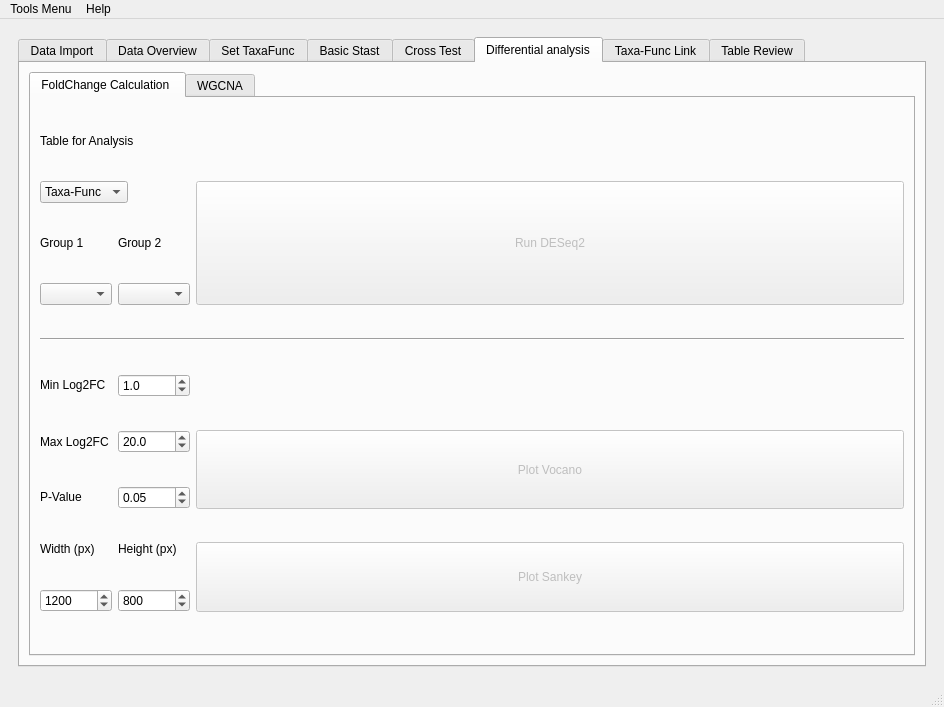
Above: utils/MetaX_GUI/MainWindow.ui from byemaxx/MetaX before the change. Below: the same form after it.
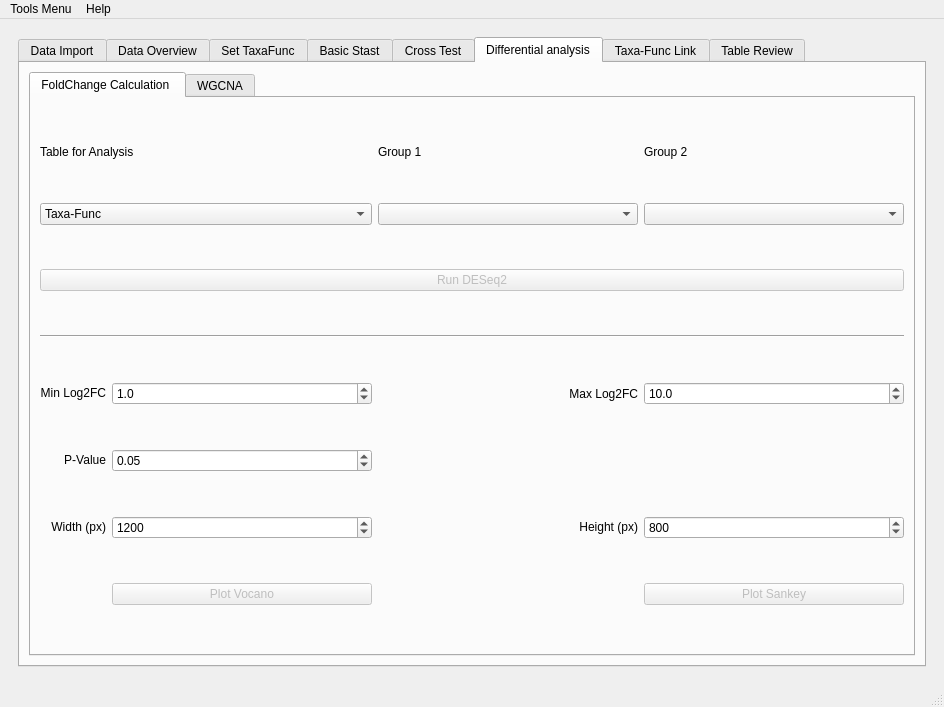
That is the form after the change. The open tabs and pages were chosen to show the change.

Commit message:
modified:   utils/GUI.py     change the data overview layout and add the function of data overview 	modified:   utils/taxaFuncPloter/sankey_plot.py     add Ultra-up and Ultra-down
	modified:   utils/taxaFuncPloter/volcano_plot_js.py
    add Ultra-up and Ultra-down

```diff
--- a/utils/MetaX_GUI/MainWindow.ui
+++ b/utils/MetaX_GUI/MainWindow.ui
@@ -1658,20 +1658,100 @@
                 <string>FoldChange Calculation </string>
                </attribute>
                <layout class="QGridLayout" name="gridLayout_16">
-                <item row="7" column="0">
-                 <widget class="QLabel" name="label_14">
+                <item row="5" column="0" colspan="4">
+                 <widget class="Line" name="line">
+                  <property name="orientation">
+                   <enum>Qt::Horizontal</enum>
+                  </property>
+                 </widget>
+                </item>
+                <item row="1" column="0" colspan="2">
+                 <widget class="QComboBox" name="comboBox_table_for_deseq2">
                   <property name="sizePolicy">
                    <sizepolicy hsizetype="Preferred" vsizetype="Fixed">
                     <horstretch>0</horstretch>
                     <verstretch>0</verstretch>
                    </sizepolicy>
                   </property>
+                  <item>
+                   <property name="text">
+                    <string>Taxa-Func</string>
+                   </property>
+                  </item>
+                  <item>
+                   <property name="text">
+                    <string>Taxa</string>
+                   </property>
+                  </item>
+                  <item>
+                   <property name="text">
+                    <string>Function</string>
+                   </property>
+                  </item>
+                 </widget>
+                </item>
+                <item row="2" column="0" colspan="4">
+                 <widget class="QPushButton" name="pushButton_deseq2">
+                  <property name="enabled">
+                   <bool>false</bool>
+                  </property>
+                  <property name="sizePolicy">
+                   <sizepolicy hsizetype="Preferred" vsizetype="Fixed">
+                    <horstretch>0</horstretch>
+                    <verstretch>0</verstretch>
+                   </sizepolicy>
+                  </property>
+                  <property name="minimumSize">
+                   <size>
+                    <width>33</width>
+                    <height>0</height>
+                   </size>
+                  </property>
+                  <property name="maximumSize">
+                   <size>
+                    <width>16777215</width>
+                    <height>16777215</height>
+                   </size>
+                  </property>
                   <property name="text">
-                   <string>P-Value</string>
+                   <string>Run DESeq2</string>
                   </property>
                  </widget>
                 </item>
-                <item row="5" column="0">
+                <item row="0" column="2">
+                 <widget class="QLabel" name="label_2">
+                  <property name="sizePolicy">
+                   <sizepolicy hsizetype="Preferred" vsizetype="Fixed">
+                    <horstretch>0</horstretch>
+                    <verstretch>0</verstretch>
+                   </sizepolicy>
+                  </property>
+                  <property name="text">
+                   <string>Group 1</string>
+                  </property>
+                 </widget>
+                </item>
+                <item row="0" column="3">
+                 <widget class="QLabel" name="label_3">
+                  <property name="text">
+                   <string>Group 2</string>
+                  </property>
+                 </widget>
+                </item>
+                <item row="1" column="3">
+                 <widget class="QComboBox" name="comboBox_deseq2_group2">
+                  <property name="sizePolicy">
+                   <sizepolicy hsizetype="Preferred" vsizetype="Fixed">
+                    <horstretch>0</horstretch>
+                    <verstretch>0</verstretch>
+                   </sizepolicy>
+                  </property>
+                 </widget>
+                </item>
+                <item row="1" column="2">
+                 <widget class="QComboBox" name="comboBox_deseq2_group1"/>
+                </item>
+                <item row="9" column="0">
                  <widget class="QLabel" name="label_64">
                   <property name="sizePolicy">
                    <sizepolicy hsizetype="Fixed" vsizetype="Fixed">
@@ -1682,63 +1762,8 @@
                   <property name="text">
                    <string>Min Log2FC</string>
                   </property>
-                 </widget>
-                </item>
-                <item row="9" column="0">
-                 <widget class="QSpinBox" name="spinBox_fc_plot_width">
-                  <property name="minimum">
-                   <number>100</number>
-                  </property>
-                  <property name="maximum">
-                   <number>100000</number>
-                  </property>
-                  <property name="singleStep">
-                   <number>50</number>
-                  </property>
-                  <property name="value">
-                   <number>1200</number>
-                  </property>
-                 </widget>
-                </item>
-                <item row="6" column="2" rowspan="2">
-                 <widget class="QPushButton" name="pushButton_deseq2_plot_vocano">
-                  <property name="enabled">
-                   <bool>false</bool>
-                  </property>
-                  <property name="sizePolicy">
-                   <sizepolicy hsizetype="Preferred" vsizetype="Preferred">
-                    <horstretch>0</horstretch>
-                    <verstretch>0</verstretch>
-                   </sizepolicy>
-                  </property>
-                  <property name="text">
-                   <string>Plot Vocano</string>
-                  </property>
-                 </widget>
-                </item>
-                <item row="3" column="1">
-                 <widget class="QComboBox" name="comboBox_deseq2_group2">
-                  <property name="sizePolicy">
-                   <sizepolicy hsizetype="Fixed" vsizetype="Fixed">
-                    <horstretch>0</horstretch>
-                    <verstretch>0</verstretch>
-                   </sizepolicy>
-                  </property>
-                 </widget>
-                </item>
-                <item row="8" column="2" rowspan="2">
-                 <widget class="QPushButton" name="pushButton_deseq2_plot_sankey">
-                  <property name="enabled">
-                   <bool>false</bool>
-                  </property>
-                  <property name="sizePolicy">
-                   <sizepolicy hsizetype="Preferred" vsizetype="Preferred">
-                    <horstretch>0</horstretch>
-                    <verstretch>0</verstretch>
-                   </sizepolicy>
-                  </property>
-                  <property name="text">
-                   <string>Plot Sankey</string>
+                  <property name="alignment">
+                   <set>Qt::AlignRight|Qt::AlignTrailing|Qt::AlignVCenter</set>
                   </property>
                  </widget>
                 </item>
@@ -1755,39 +1780,26 @@
                   </property>
                  </widget>
                 </item>
-                <item row="2" column="0">
-                 <widget class="QLabel" name="label_2">
+                <item row="9" column="1">
+                 <widget class="QDoubleSpinBox" name="doubleSpinBox_deseq2_log2fc_min">
                   <property name="sizePolicy">
                    <sizepolicy hsizetype="Preferred" vsizetype="Fixed">
                     <horstretch>0</horstretch>
                     <verstretch>0</verstretch>
                    </sizepolicy>
                   </property>
-                  <property name="text">
-                   <string>Group 1</string>
+                  <property name="decimals">
+                   <number>1</number>
                   </property>
-                 </widget>
-                </item>
-                <item row="1" column="2" rowspan="3">
-                 <widget class="QPushButton" name="pushButton_deseq2">
-                  <property name="enabled">
-                   <bool>false</bool>
+                  <property name="value">
+                   <double>1.000000000000000</double>
                   </property>
-                  <property name="sizePolicy">
-                   <sizepolicy hsizetype="Preferred" vsizetype="Preferred">
-                    <horstretch>0</horstretch>
-                    <verstretch>0</verstretch>
-                   </sizepolicy>
-                  </property>
-                  <property name="text">
-                   <string>Run DESeq2</string>
-                  </property>
                  </widget>
                 </item>
-                <item row="6" column="0">
+                <item row="9" column="2">
                  <widget class="QLabel" name="label_63">
                   <property name="sizePolicy">
-                   <sizepolicy hsizetype="Fixed" vsizetype="Preferred">
+                   <sizepolicy hsizetype="Preferred" vsizetype="Preferred">
                     <horstretch>0</horstretch>
                     <verstretch>0</verstretch>
                    </sizepolicy>
@@ -1795,60 +1807,12 @@
                   <property name="text">
                    <string>Max Log2FC</string>
                   </property>
-                 </widget>
-                </item>
-                <item row="8" column="0">
-                 <widget class="QLabel" name="label_16">
-                  <property name="sizePolicy">
-                   <sizepolicy hsizetype="Preferred" vsizetype="Fixed">
-                    <horstretch>0</horstretch>
-                    <verstretch>0</verstretch>
-                   </sizepolicy>
+                  <property name="alignment">
+                   <set>Qt::AlignRight|Qt::AlignTrailing|Qt::AlignVCenter</set>
                   </property>
-                  <property name="text">
-                   <string>Width (px)</string>
-                  </property>
                  </widget>
                 </item>
-                <item row="9" column="1">
-                 <widget class="QSpinBox" name="spinBox_fc_plot_height">
-                  <property name="sizePolicy">
-                   <sizepolicy hsizetype="Preferred" vsizetype="Fixed">
-                    <horstretch>0</horstretch>
-                    <verstretch>0</verstretch>
-                   </sizepolicy>
-                  </property>
-                  <property name="minimum">
-                   <number>100</number>
-                  </property>
-                  <property name="maximum">
-                   <number>100000</number>
-                  </property>
-                  <property name="singleStep">
-                   <number>50</number>
-                  </property>
-                  <property name="value">
-                   <number>800</number>
-                  </property>
-                 </widget>
-                </item>
-                <item row="8" column="1">
-                 <widget class="QLabel" name="label_17">
-                  <property name="sizePolicy">
-                   <sizepolicy hsizetype="Preferred" vsizetype="Fixed">
-                    <horstretch>0</horstretch>
-                    <verstretch>0</verstretch>
-                   </sizepolicy>
-                  </property>
-                  <property name="text">
-                   <string>Height (px)</string>
-                  </property>
-                 </widget>
-                </item>
-                <item row="3" column="0">
-                 <widget class="QComboBox" name="comboBox_deseq2_group1"/>
-                </item>
-                <item row="6" column="1">
+                <item row="9" column="3">
                  <widget class="QDoubleSpinBox" name="doubleSpinBox_deseq2_log2fc_max">
                   <property name="sizePolicy">
                    <sizepolicy hsizetype="Preferred" vsizetype="Fixed">
@@ -1860,11 +1824,27 @@
                    <number>1</number>
                   </property>
                   <property name="value">
-                   <double>20.000000000000000</double>
+                   <double>10.000000000000000</double>
                   </property>
                  </widget>
                 </item>
-                <item row="7" column="1">
+                <item row="11" column="0">
+                 <widget class="QLabel" name="label_14">
+                  <property name="sizePolicy">
+                   <sizepolicy hsizetype="Preferred" vsizetype="Fixed">
+                    <horstretch>0</horstretch>
+                    <verstretch>0</verstretch>
+                   </sizepolicy>
+                  </property>
+                  <property name="text">
+                   <string>P-Value</string>
+                  </property>
+                  <property name="alignment">
+                   <set>Qt::AlignRight|Qt::AlignTrailing|Qt::AlignVCenter</set>
+                  </property>
+                 </widget>
+                </item>
+                <item row="11" column="1">
                  <widget class="QDoubleSpinBox" name="doubleSpinBox_deseq2_pvalue">
                   <property name="sizePolicy">
                    <sizepolicy hsizetype="Preferred" vsizetype="Fixed">
@@ -1886,58 +1866,105 @@
                   </property>
                  </widget>
                 </item>
-                <item row="2" column="1">
-                 <widget class="QLabel" name="label_3">
+                <item row="12" column="2">
+                 <widget class="QLabel" name="label_17">
+                  <property name="sizePolicy">
+                   <sizepolicy hsizetype="Preferred" vsizetype="Fixed">
+                    <horstretch>0</horstretch>
+                    <verstretch>0</verstretch>
+                   </sizepolicy>
+                  </property>
                   <property name="text">
-                   <string>Group 2</string>
+                   <string>Height (px)</string>
                   </property>
+                  <property name="alignment">
+                   <set>Qt::AlignRight|Qt::AlignTrailing|Qt::AlignVCenter</set>
+                  </property>
                  </widget>
                 </item>
-                <item row="5" column="1">
-                 <widget class="QDoubleSpinBox" name="doubleSpinBox_deseq2_log2fc_min">
+                <item row="12" column="0">
+                 <widget class="QLabel" name="label_16">
                   <property name="sizePolicy">
                    <sizepolicy hsizetype="Preferred" vsizetype="Fixed">
                     <horstretch>0</horstretch>
                     <verstretch>0</verstretch>
                    </sizepolicy>
                   </property>
-                  <property name="decimals">
-                   <number>1</number>
+                  <property name="text">
+                   <string>Width (px)</string>
                   </property>
+                  <property name="alignment">
+                   <set>Qt::AlignRight|Qt::AlignTrailing|Qt::AlignVCenter</set>
+                  </property>
+                 </widget>
+                </item>
+                <item row="12" column="1">
+                 <widget class="QSpinBox" name="spinBox_fc_plot_width">
+                  <property name="minimum">
+                   <number>100</number>
+                  </property>
+                  <property name="maximum">
+                   <number>100000</number>
+                  </property>
+                  <property name="singleStep">
+                   <number>50</number>
+                  </property>
                   <property name="value">
-                   <double>1.000000000000000</double>
+                   <number>1200</number>
                   </property>
                  </widget>
                 </item>
-                <item row="1" column="0" colspan="2">
-                 <widget class="QComboBox" name="comboBox_table_for_deseq2">
+                <item row="12" column="3">
+                 <widget class="QSpinBox" name="spinBox_fc_plot_height">
                   <property name="sizePolicy">
-                   <sizepolicy hsizetype="Fixed" vsizetype="Fixed">
+                   <sizepolicy hsizetype="Preferred" vsizetype="Fixed">
                     <horstretch>0</horstretch>
                     <verstretch>0</verstretch>
                    </sizepolicy>
                   </property>
-                  <item>
-                   <property name="text">
-                    <string>Taxa-Func</string>
-                   </property>
-                  </item>
-                  <item>
-                   <property name="text">
-                    <string>Taxa</string>
-                   </property>
-                  </item>
-                  <item>
-                   <property name="text">
-                    <string>Function</string>
-                   </property>
-                  </item>
+                  <property name="minimum">
+                   <number>100</number>
+                  </property>
+                  <property name="maximum">
+                   <number>100000</number>
+                  </property>
+                  <property name="singleStep">
+                   <number>50</number>
+                  </property>
+                  <property name="value">
+                   <number>800</number>
+                  </property>
                  </widget>
                 </item>
-                <item row="4" column="0" colspan="3">
-                 <widget class="Line" name="line">
-                  <property name="orientation">
-                   <enum>Qt::Horizontal</enum>
+                <item row="13" column="1">
+                 <widget class="QPushButton" name="pushButton_deseq2_plot_vocano">
+                  <property name="enabled">
+                   <bool>false</bool>
+                  </property>
+                  <property name="sizePolicy">
+                   <sizepolicy hsizetype="Preferred" vsizetype="Fixed">
+                    <horstretch>0</horstretch>
+                    <verstretch>0</verstretch>
+                   </sizepolicy>
+                  </property>
+                  <property name="text">
+                   <string>Plot Vocano</string>
+                  </property>
+                 </widget>
+                </item>
+                <item row="13" column="3">
+                 <widget class="QPushButton" name="pushButton_deseq2_plot_sankey">
+                  <property name="enabled">
+                   <bool>false</bool>
+                  </property>
+                  <property name="sizePolicy">
+                   <sizepolicy hsizetype="Preferred" vsizetype="Minimum">
+                    <horstretch>0</horstretch>
+                    <verstretch>0</verstretch>
+                   </sizepolicy>
+                  </property>
+                  <property name="text">
+                   <string>Plot Sankey</string>
                   </property>
                  </widget>
                 </item>
```
Left out of the diff: 190 changed lines with no effect on the pictures. The commit also changes 18 other files.
